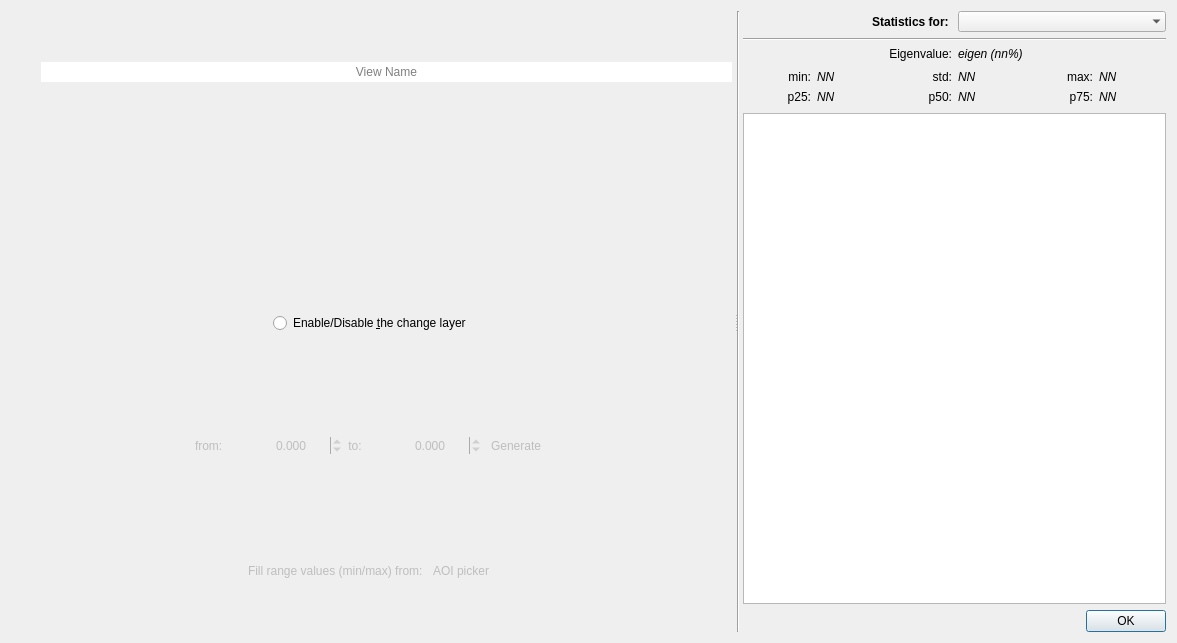
SMByC/PCA4CD, file ui/component_analysis_dialog.ui: the form before one commit.
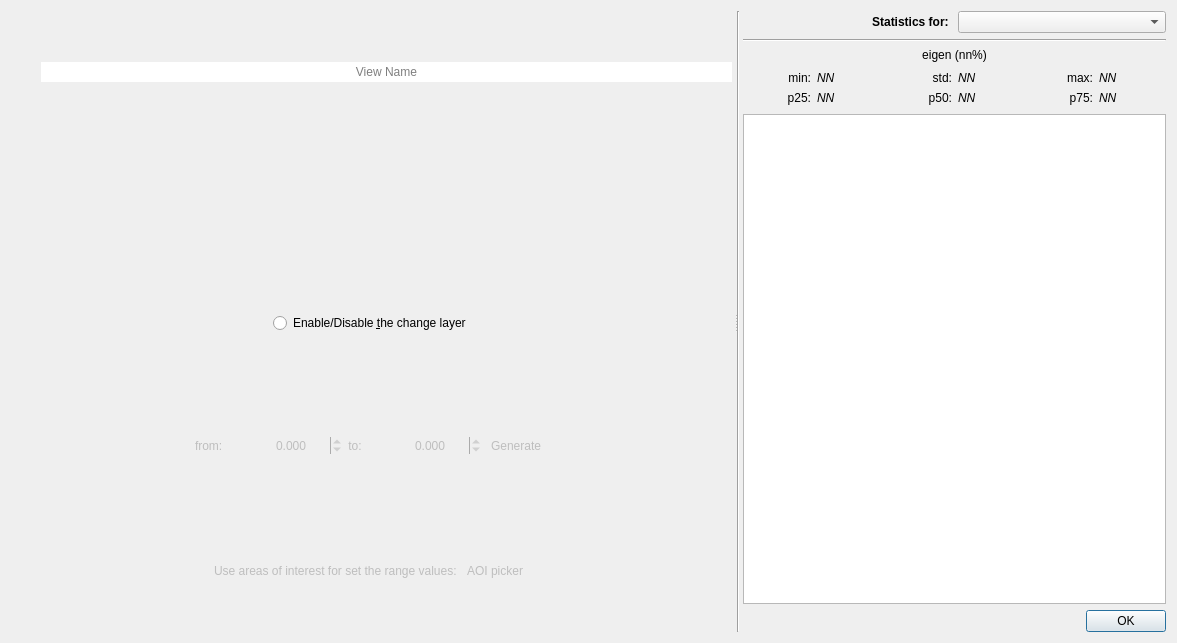
The form after the commit. Icons and pictures are not drawn. Custom widgets are drawn as their Qt base class.

Commit message: Refactoring statistics functions, set the statistics and histogram plot for areas of interest and principal component. Adjusted the combobox style

What changed in the file:
```diff
--- a/ui/component_analysis_dialog.ui
+++ b/ui/component_analysis_dialog.ui
@@ -374,7 +374,7 @@
           <item>
            <widget class="QLabel" name="label_2">
             <property name="text">
-             <string>Fill range values (min/max) from:</string>
+             <string>Use areas of interest for set the range values:</string>
             </property>
            </widget>
           </item>
@@ -478,13 +478,8 @@
              </item>
              <item>
               <widget class="QComboBox" name="QCBox_StatsLayer">
-               <property name="font">
-                <font>
-                 <pointsize>10</pointsize>
-                </font>
-               </property>
-               <property name="frame">
-                <bool>false</bool>
+               <property name="sizeAdjustPolicy">
+                <enum>QComboBox::AdjustToContents</enum>
                </property>
               </widget>
              </item>
@@ -508,31 +503,13 @@
               <number>0</number>
              </property>
              <item>
-              <widget class="QLabel" name="label_8">
-               <property name="toolTip">
-                <string>It shows how are the dispersion of the data with respect to its component</string>
-               </property>
-               <property name="text">
-                <string>Eigenvalue:</string>
-               </property>
-               <property name="alignment">
-                <set>Qt::AlignRight|Qt::AlignTrailing|Qt::AlignVCenter</set>
-               </property>
-              </widget>
-             </item>
-             <item>
-              <widget class="QLabel" name="stats_eigenvalue">
-               <property name="font">
-                <font>
-                 <italic>true</italic>
-                </font>
-               </property>
-               <property name="toolTip">
-                <string>It shows how are the dispersion of the data with respect to its component</string>
-               </property>
+              <widget class="QLabel" name="stats_header">
                <property name="text">
                 <string>eigen (nn%)</string>
                </property>
+               <property name="alignment">
+                <set>Qt::AlignCenter</set>
+               </property>
               </widget>
              </item>
             </layout>
```
The commit also changes 1 other file.
